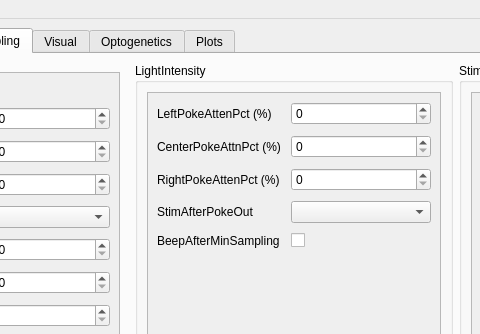
The window that task_parameters.ui (ckarageorgkaneen/mouse2afc) describes before a commit, drawn with Qt 5; both pictures show x 208 to 688 and y 0 to 334 of the 1004 by 674 pixel window.
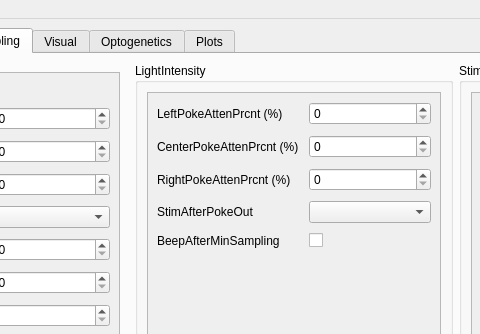
The same window after the commit. The open tabs and pages were chosen to show the change.

Commit message:
Correct spelling errors and discrepancies
Fixed PC_timeout, Left,Center,Right PokeAttenPrcnt, Prestimdelay,
and ChoiceDeadline

Ports_LMAir is still incorrect and popping a calibration error

Diff of the .ui file:
```diff
--- a/task_parameters.ui
+++ b/task_parameters.ui
@@ -1094,7 +1094,7 @@
                <rect>
                 <x>0</x>
                 <y>0</y>
-                <width>276</width>
+                <width>297</width>
                 <height>472</height>
                </rect>
               </property>
@@ -1110,21 +1110,21 @@
                  <item row="0" column="0">
                   <widget class="QLabel" name="leftPokeAttenPctLabel">
                    <property name="text">
-                    <string>LeftPokeAttenPct (%)</string>
+                    <string>LeftPokeAttenPrcnt (%)</string>
                    </property>
                   </widget>
                  </item>
                  <item row="1" column="0">
                   <widget class="QLabel" name="centerPokeAttnPctLabel">
                    <property name="text">
-                    <string>CenterPokeAttnPct (%)</string>
+                    <string>CenterPokeAttenPrcnt (%)</string>
                    </property>
                   </widget>
                  </item>
                  <item row="2" column="0">
                   <widget class="QLabel" name="rightPokeAttenPctLabel">
                    <property name="text">
-                    <string>RightPokeAttenPct (%)</string>
+                    <string>RightPokeAttenPrcnt (%)</string>
                    </property>
                   </widget>
                  </item>
```
Left out of the diff: 52 changed lines with no effect on the pictures. The commit also changes 2 other files.
